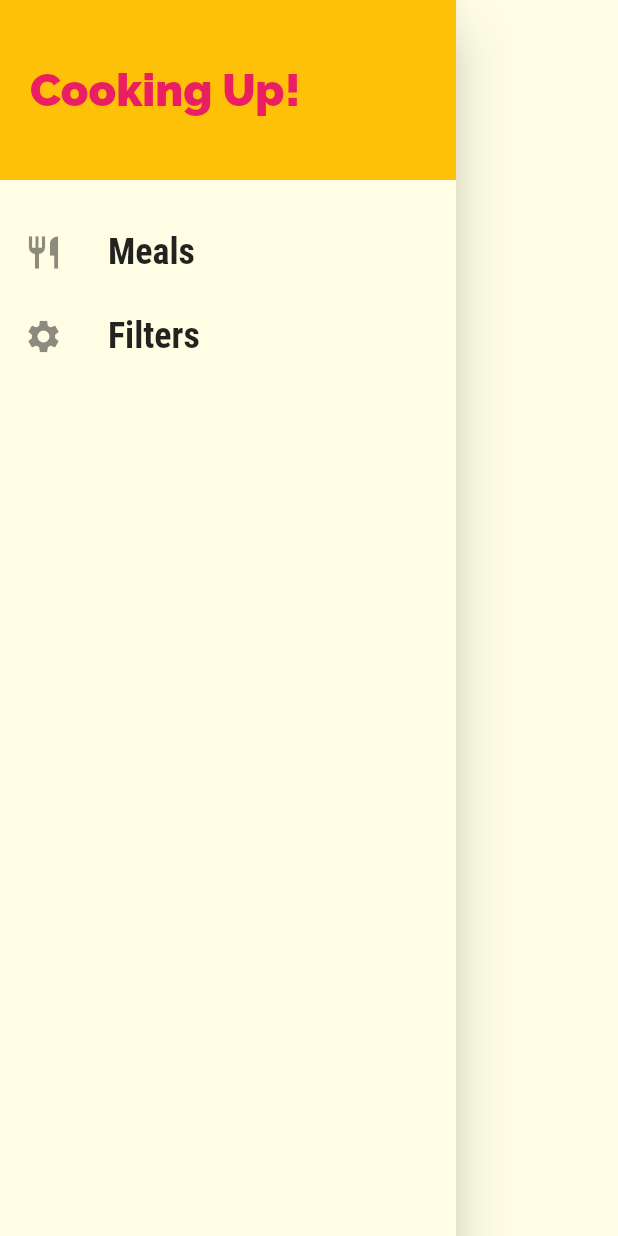
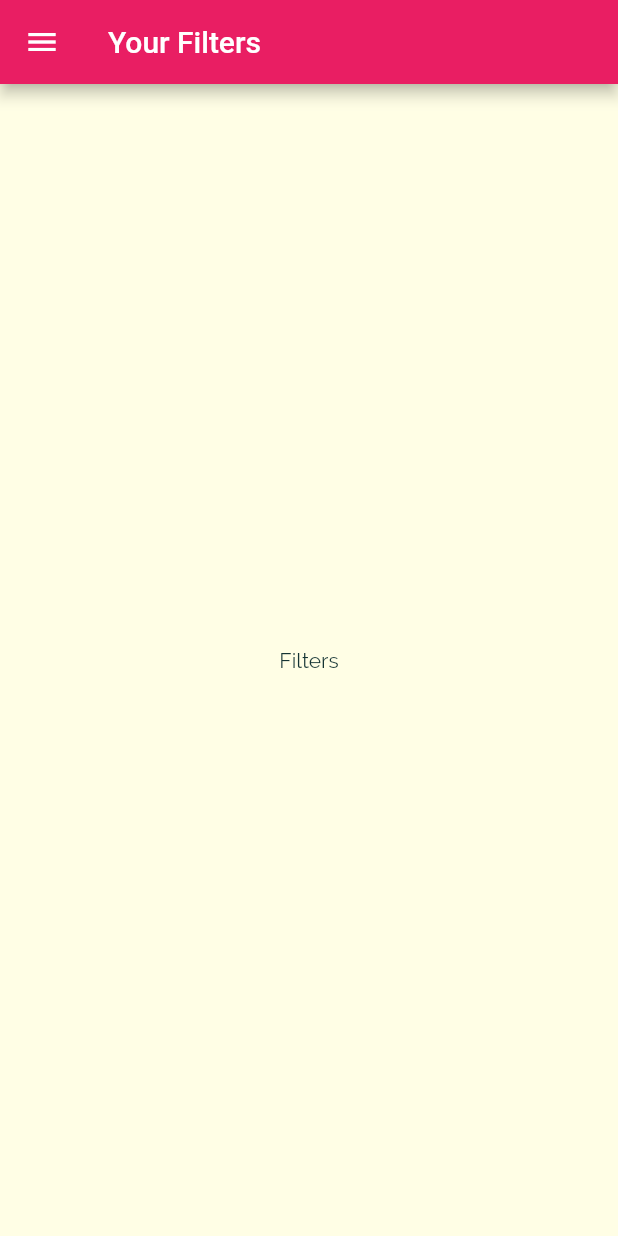
Before and after one commit to jvillarreal2016/Meals-App, a Flutter app: the MainDrawer widget shown alone on an empty page, opened directly, after a tap on "Filters", on a phone screen of 412 x 824 dp. Run offline on Flutter 3.47's test engine with Material 2 defaults, Android fonts, the phone set to English and light mode, and no system bars.

Commit message:
popping pages

```diff
--- a/lib/main.dart
+++ b/lib/main.dart
@@ -1,5 +1,6 @@
 import 'package:flutter/material.dart';
 
+import '../screens/filters_screen.dart';
 import '../screens/tabs_screen.dart';
 import './screens/meal_detail_screen.dart';
 import './screens/category_meals_screen.dart';
@@ -36,6 +37,7 @@ class MyApp extends StatelessWidget {
         '/': (ctx) => TabsScreen(),
         CategoryMealsScreen.routeName: (ctx) => CategoryMealsScreen(),
         MealDetailScreen.routeName: (ctx) => MealDetailScreen(),
+        FiltersScreen.routeName: (ctx) => FiltersScreen(),
       },
       // onGenerateRoute: (settings) {
       //   print(settings.arguments);
--- /dev/null
+++ b/lib/screens/filters_screen.dart
@@ -0,0 +1,18 @@
+import 'package:flutter/material.dart';
+import 'package:flutter_complete_guide/widgets/main_drawer.dart';
+
+class FiltersScreen extends StatelessWidget {
+  static const routeName = '/filters';
+  @override
+  Widget build(BuildContext context) {
+    return Scaffold(
+      appBar: AppBar(
+        title: Text('Your Filters'),
+      ),
+      drawer: MainDrawer(),
+      body: Center(
+        child: Text('Filters'),
+      ),
+    );
+  }
+}
--- a/lib/widgets/main_drawer.dart
+++ b/lib/widgets/main_drawer.dart
@@ -1,7 +1,9 @@
 import 'package:flutter/material.dart';
 
+import '../screens/filters_screen.dart';
+
 class MainDrawer extends StatelessWidget {
-  Widget buildListTile(String title, IconData icon) {
+  Widget buildListTile(String title, IconData icon, Function tapHandler) {
     return ListTile(
       leading: Icon(
         icon,
@@ -15,9 +17,7 @@ class MainDrawer extends StatelessWidget {
           fontWeight: FontWeight.bold,
         ),
       ),
-      onTap: () {
-        // ...
-      },
+      onTap: tapHandler,
     );
   }
 
@@ -44,8 +44,20 @@ class MainDrawer extends StatelessWidget {
           SizedBox(
             height: 20,
           ),
-          buildListTile('Meals', Icons.restaurant),
-          buildListTile('Filters', Icons.settings),
+          buildListTile(
+            'Meals',
+            Icons.restaurant,
+            () {
+              Navigator.of(context).pushNamed('/');
+            },
+          ),
+          buildListTile(
+            'Filters',
+            Icons.settings,
+            () {
+              Navigator.of(context).pushNamed(FiltersScreen.routeName);
+            },
+          ),
         ],
       ),
     );
```
Also changed, not shown: lib/screens/category_meals_screen.dart (+45 -19 lines), lib/screens/meal_detail_screen.dart (+8 -0 lines), lib/widgets/meal_item.dart (+10 -2 lines).
